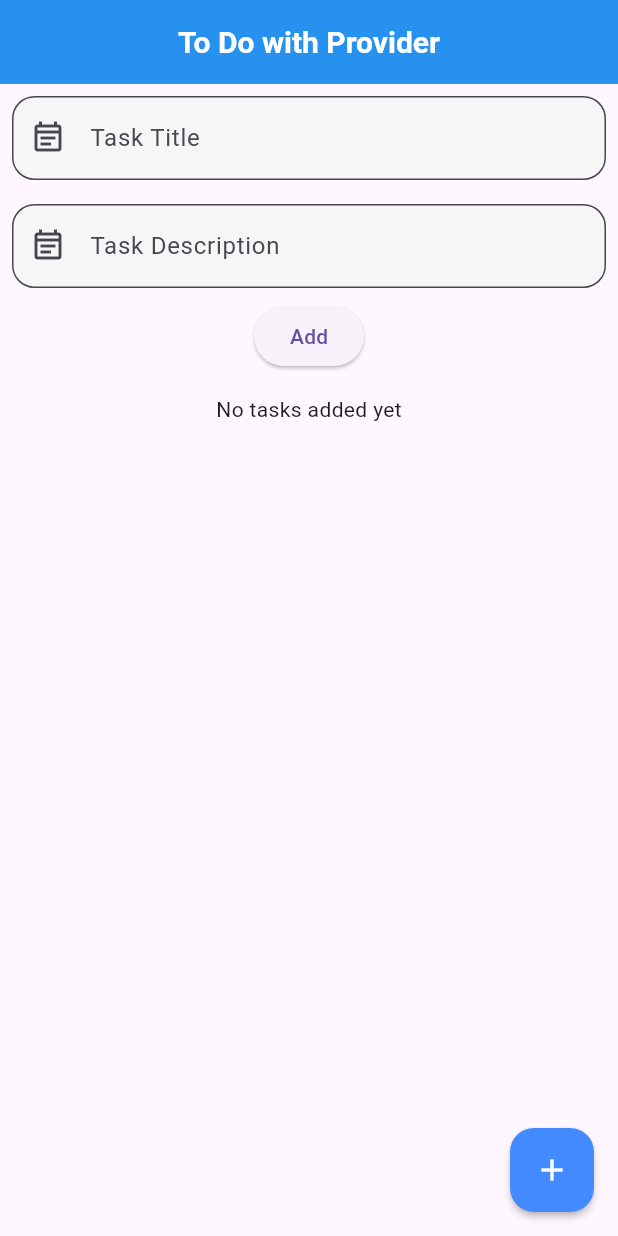
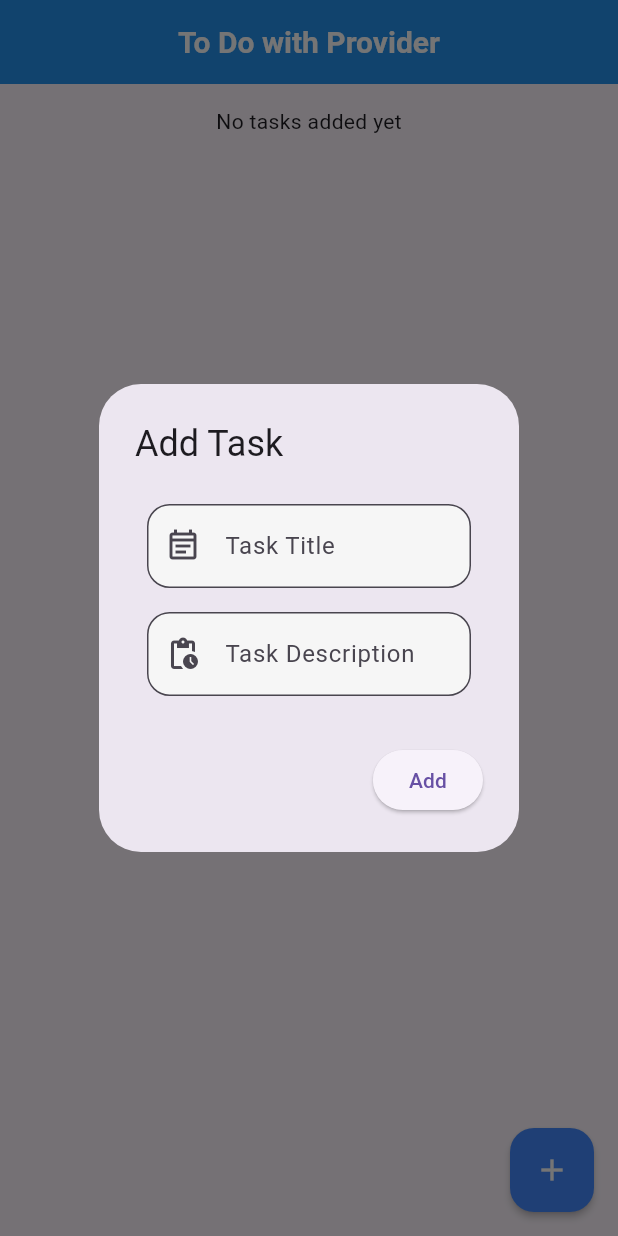
Before and after one commit to ArsalanAyaz10/ToDo_Provider, a Flutter app: the screen it shows after launch, after a tap on the "add" icon, on a phone screen of 412 x 824 dp. Run offline on Flutter 3.47's test engine with Material 3 defaults, Android fonts, the phone set to English and light mode, and no system bars.

Commit message:
Switched to FloatingAction Button to add task

```diff
--- a/lib/main.dart
+++ b/lib/main.dart
@@ -17,12 +17,14 @@ class MyApp extends StatelessWidget {
 
   @override
   Widget build(BuildContext context) {
-    return Consumer<TaskProvider>(
+    return MaterialApp(
+      home: Consumer<TaskProvider>(
         builder: (context, value, child) {
-        return MaterialApp(
-          home: Scaffold(
+          return Scaffold(
               floatingActionButton: FloatingActionButton(
-              onPressed: () {
+                onPressed: () async {
+                  print("FloatingActionButton pressed");
+                  await _showMyDialog(context);
                 },
                 mouseCursor: WidgetStateMouseCursor.clickable,
                 splashColor: Colors.lightBlue,
@@ -45,10 +47,11 @@ class MyApp extends StatelessWidget {
                 ),
               ),
               body: const BuildUI(),
+            );
+        },
       ),
     );
-      },
-    );
+
   }
 }
 
@@ -60,8 +63,6 @@ class BuildUI extends StatefulWidget {
 }
 
 class _BuildUIState extends State<BuildUI> {
-  TextEditingController _titlecontroller = TextEditingController();
-  TextEditingController _desc_controller = TextEditingController();
 
   @override
   Widget build(BuildContext context) {
@@ -69,58 +70,7 @@ class _BuildUIState extends State<BuildUI> {
           child: SafeArea(
             child: Column(
               children: [
-                Padding(
-                  padding: const EdgeInsets.all(8.0),
-                  child: TextFormField(
-                    controller: _titlecontroller,
-                    decoration: InputDecoration(
-                      labelText: "Task Title",
-                      prefixIcon: const Icon(Icons.event_note_outlined),
-                      filled: true,
-                      fillColor: const Color.fromARGB(255, 246, 246, 246),
-                      border: OutlineInputBorder(
-                        borderRadius: BorderRadius.circular(15),
-                      ),
-                    ),
-                    validator: (value) {
-                      if (value == null || value.isEmpty) {
-                        return 'Enter task title';
-                      }
-                      return null;
-                    },
-                  ),
-                ),
-                Padding(
-                  padding: const EdgeInsets.all(8.0),
-                  child: TextFormField(
-                    controller: _desc_controller,
-                    decoration: InputDecoration(
-                      labelText: "Task Description",
-                      prefixIcon: const Icon(Icons.event_note_outlined),
-                      filled: true,
-                      fillColor: const Color.fromARGB(255, 246, 246, 246),
-                      border: OutlineInputBorder(
-                        borderRadius: BorderRadius.circular(15),
-                      ),
-                    ),
-                    validator: (value) {
-                      if (value == null || value.isEmpty) {
-                        return 'Enter task Description';
-                      }
-                      return null;
-                    },
-                  ),
-                ),
-                ElevatedButton(onPressed: () {
-                  if(_titlecontroller.text.isEmpty || _desc_controller.text.isEmpty){
-                    return;
-                  }
-                  context.read<TaskProvider>().addTask(_titlecontroller.text, _desc_controller.text);
-                  _titlecontroller.clear();
-                  _desc_controller.clear();
-                },
-                  child: Text("Add"),
-                ),
+
              Consumer<TaskProvider>(
         builder: (context, Task, child) {
           if(context.watch<TaskProvider>().tasks.isEmpty){
@@ -153,9 +103,89 @@ class _BuildUIState extends State<BuildUI> {
           );
         },
              ),
-              ],
+              ]
             ),
           ),
         );
   }
 }
+
+
+//task dialog box
+
+Future<void> _showMyDialog(BuildContext context) async {
+
+  TextEditingController _titlecontroller = TextEditingController();
+  TextEditingController _desc_controller = TextEditingController();
+
+  return showDialog<void>(
+    context: context,
+    barrierDismissible: true, // user must tap button!
+    builder: (BuildContext context) {
+      return AlertDialog.adaptive(
+        title: const Text('Add Task'),
+        content: SingleChildScrollView(
+          child: ListBody(
+            children: [
+              Padding(
+                padding: const EdgeInsets.all(8.0),
+                child: TextFormField(
+                  controller: _titlecontroller,
+                  decoration: InputDecoration(
+                    labelText: "Task Title",
+                    prefixIcon: const Icon(Icons.event_note_outlined),
+                    filled: true,
+                    fillColor: const Color.fromARGB(255, 246, 246, 246),
+                    border: OutlineInputBorder(
+                      borderRadius: BorderRadius.circular(15),
+                    ),
+                  ),
+                  validator: (value) {
+                    if (value == null || value.isEmpty) {
+                      return 'Enter task title';
+                    }
+                    return null;
+                  },
+                ),
+              ),
+               Padding(
+                padding: const EdgeInsets.all(8.0),
+                child: TextFormField(
+                  controller: _desc_controller,
+                  decoration: InputDecoration(
+                    labelText: "Task Description",
+                    prefixIcon: const Icon(Icons.pending_actions),
+                    filled: true,
+                    fillColor: const Color.fromARGB(255, 246, 246, 246),
+                    border: OutlineInputBorder(
+                      borderRadius: BorderRadius.circular(15),
+                    ),
+                  ),
+                  validator: (value) {
+                    if (value == null || value.isEmpty) {
+                      return 'Enter task Description';
+                    }
+                    return null;
+                  },
+                ),
+              ),
+            ],
+          ),
+        ),
+        actions: [
+          ElevatedButton(onPressed: () {
+            if(_titlecontroller.text.isEmpty || _desc_controller.text.isEmpty){
+              return;
+            }
+            context.read<TaskProvider>().addTask(_titlecontroller.text, _desc_controller.text);
+            _titlecontroller.clear();
+            _desc_controller.clear();
+            Navigator.of(context).pop();
+          },
+            child: Text("Add"),
+          ),
+        ],
+      );
+    },
+  );
+}
```
Lines whose indentation alone changed are shown as unchanged.
